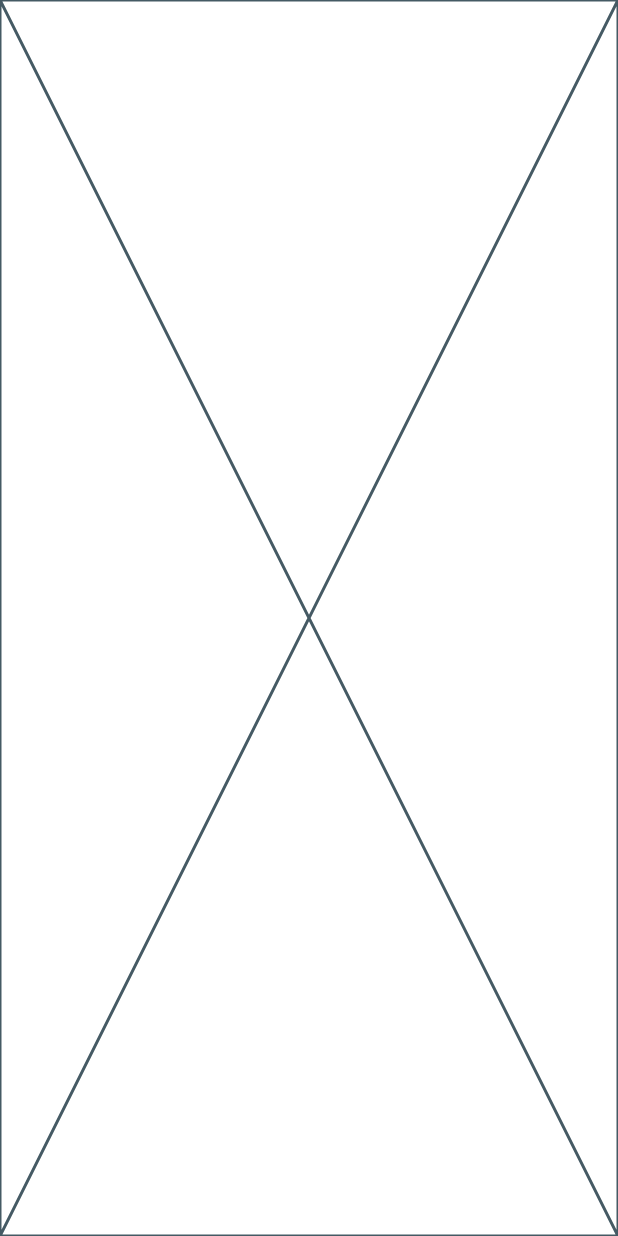
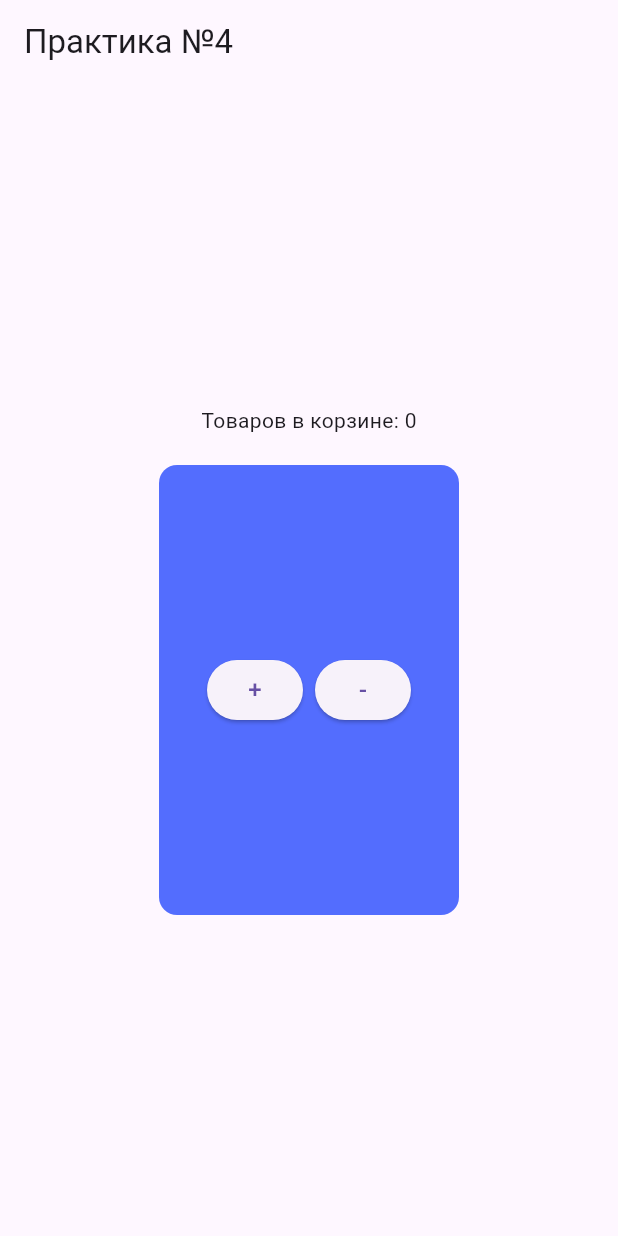
Before and after one commit to Pearson77/mirea-flutter-4, a Flutter app: the screen it shows after launch, on a phone screen of 412 x 824 dp. Run offline on Flutter 3.47's test engine with Material 3 defaults, Android fonts, the phone set to English and light mode, and no system bars.

Commit message:
Upload to git

```diff
--- a/flutter_practice_4/lib/main.dart
+++ b/flutter_practice_4/lib/main.dart
@@ -11,6 +11,7 @@ class MyApp extends StatelessWidget {
   @override
   Widget build(BuildContext context) {
     return MaterialApp(
+      debugShowCheckedModeBanner: false,
       home: MyWidget(),
     );
   }
@@ -24,8 +25,66 @@ class MyWidget extends StatefulWidget {
 }
 
 class _MyWidgetState extends State<MyWidget> {
+  int counter = 0;
+
+  void increment () {
+    setState(() {
+      counter++;
+    });
+  }
+
+  void hugeIncrement() {
+    setState(() {
+      counter += 10;
+    });
+  }
+
+  void reset () {
+    setState(() {
+      counter = 0;
+    });
+  }
+
   @override
   Widget build(BuildContext context) {
-    return const Placeholder();
+    return Scaffold(
+      appBar: AppBar(title: Text("Практика №4")),
+      body: Center(
+        child: Column(
+          mainAxisAlignment: MainAxisAlignment.center,
+          children: [
+            Text(
+              "Товаров в корзине: $counter",
+              style: TextStyle(fontSize: 14),
+            ),
+            SizedBox(height: 20),
+            Container(
+              height: 300,
+              width: 200,
+              decoration: BoxDecoration(
+                color: Colors.indigoAccent,
+                borderRadius: BorderRadius.circular(12),
+              ),
+              child: Row(
+                mainAxisAlignment: MainAxisAlignment.center,
+                children: [
+                  ElevatedButton(
+                    onPressed: increment,
+                    onLongPress: hugeIncrement,
+                    child: Text("+", style: TextStyle(fontSize: 16)),
+                  ),
+                  SizedBox(width: 8),
+                  ElevatedButton(
+                    onPressed: reset,
+                    child: Text("-", style: TextStyle(fontSize: 16)),
+                  ),
+                ],
+              ),
+            ),
+
+          ],
+        ),
+      ),
+    );
   }
 }
```
